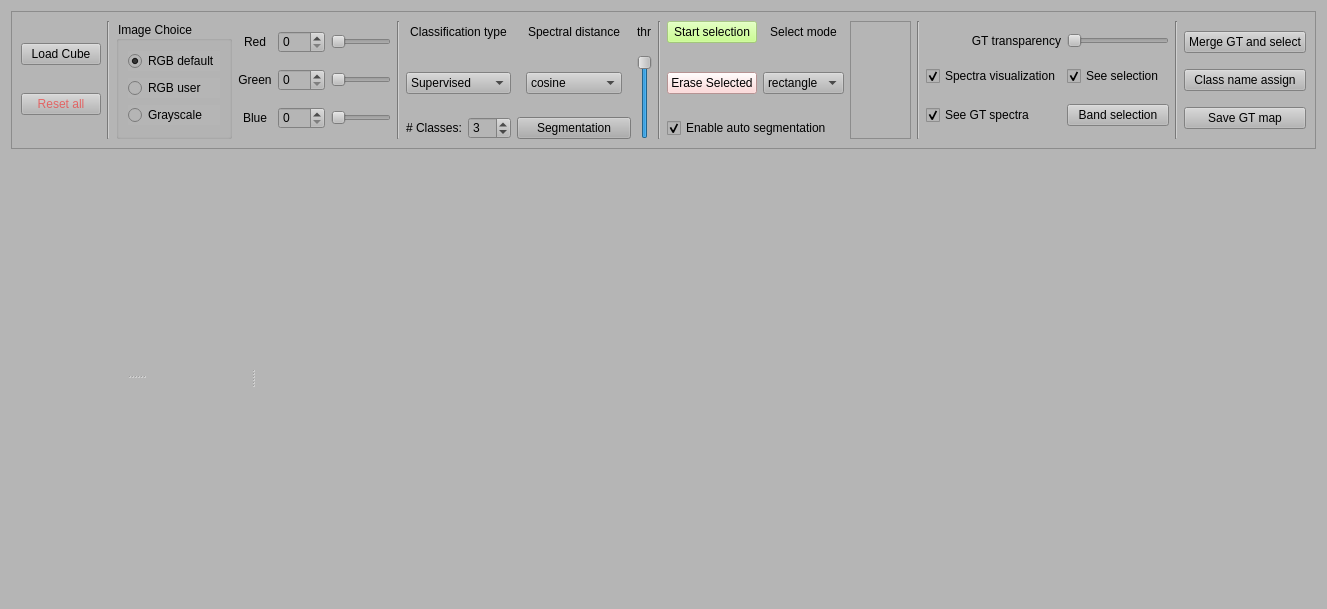
First picture: the form in ground_truth/ground_truth_window.ui, repository Llanik/Hypertool, before the edit.
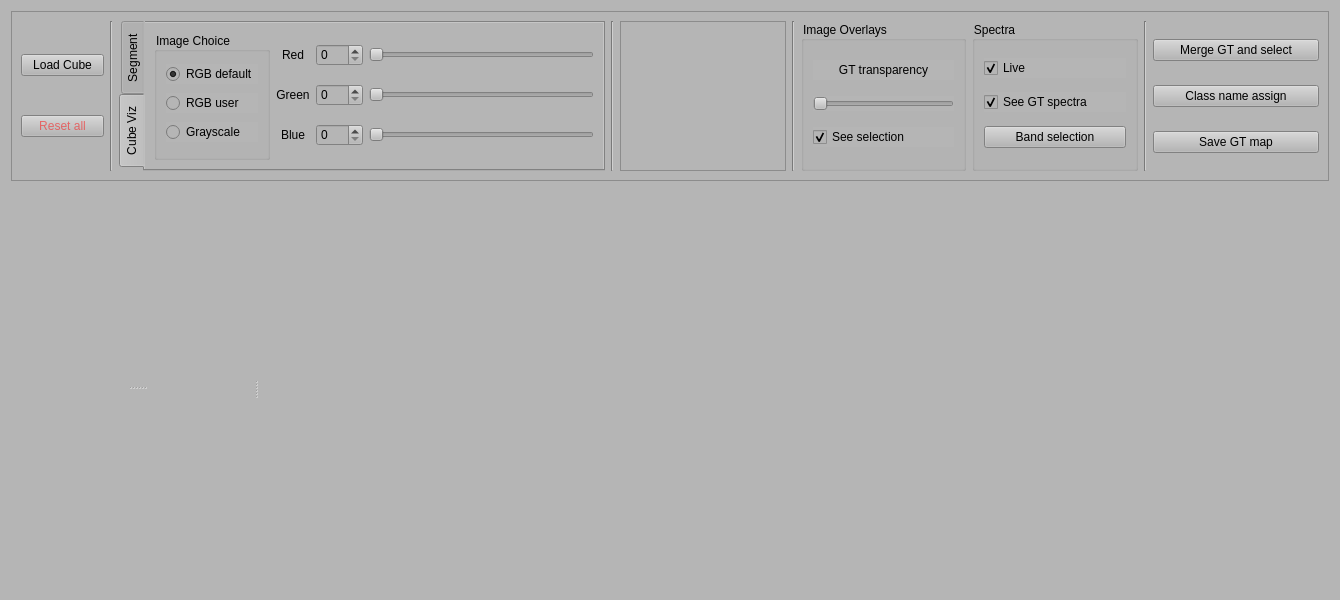
Second picture: the form after the edit. The open tabs and pages were chosen to show the change.

Commit message: Ground Truth Features fixed. - cursor cross interference fixed, - updating spectra fixed - max R fixed - groups of widgets in tabs to have more space - add check box for live toggle - all made again because of a fucking error of merging :-/

```diff
--- a/ground_truth/ground_truth_window.ui
+++ b/ground_truth/ground_truth_window.ui
@@ -6,8 +6,8 @@
    <rect>
     <x>0</x>
     <y>0</y>
-    <width>1327</width>
-    <height>609</height>
+    <width>1340</width>
+    <height>600</height>
    </rect>
   </property>
   <property name="sizePolicy">
@@ -31,7 +31,7 @@
      <property name="frameShadow">
       <enum>QFrame::Raised</enum>
      </property>
-     <layout class="QHBoxLayout" name="horizontalLayout_2" stretch="0,1,1,2,1,0,1,1,4,1,2">
+     <layout class="QHBoxLayout" name="horizontalLayout_2" stretch="1,1,4,1,2,1,2,2,1,2">
       <item>
        <layout class="QVBoxLayout" name="verticalLayout_7">
         <item>
@@ -61,163 +61,18 @@
        </widget>
       </item>
       <item>
-       <widget class="QGroupBox" name="groupBox_image_type">
-        <property name="title">
-         <string>Image Choice</string>
+       <widget class="QTabWidget" name="tabWidget">
+        <property name="tabPosition">
+         <enum>QTabWidget::West</enum>
         </property>
-        <layout class="QVBoxLayout" name="verticalLayout_5">
-         <item>
-          <widget class="QRadioButton" name="radioButton_rgb_default">
-           <property name="text">
-            <string>RGB default</string>
-           </property>
-           <property name="checked">
-            <bool>true</bool>
-           </property>
-          </widget>
-         </item>
-         <item>
-          <widget class="QRadioButton" name="radioButton_rgb_user">
-           <property name="enabled">
-            <bool>true</bool>
-           </property>
-           <property name="text">
-            <string>RGB user</string>
-           </property>
-           <property name="checked">
-            <bool>false</bool>
-           </property>
-          </widget>
-         </item>
-         <item>
-          <widget class="QRadioButton" name="radioButton_grayscale">
-           <property name="text">
-            <string>Grayscale</string>
-           </property>
-          </widget>
-         </item>
-        </layout>
-       </widget>
-      </item>
-      <item>
-       <layout class="QGridLayout" name="gridLayout_RGBchannels_3">
-        <item row="1" column="1">
-         <widget class="QSpinBox" name="spinBox_green_channel">
-          <property name="maximum">
-           <number>149</number>
-          </property>
-          <property name="value">
+        <property name="currentIndex">
            <number>0</number>
           </property>
-         </widget>
-        </item>
-        <item row="2" column="1">
-         <widget class="QSpinBox" name="spinBox_blue_channel">
-          <property name="maximum">
-           <number>149</number>
-          </property>
-          <property name="value">
-           <number>0</number>
-          </property>
-         </widget>
-        </item>
-        <item row="0" column="1">
-         <widget class="QSpinBox" name="spinBox_red_channel">
-          <property name="maximum">
-           <number>149</number>
-          </property>
-          <property name="singleStep">
-           <number>1</number>
-          </property>
-          <property name="value">
-           <number>0</number>
-          </property>
-         </widget>
-        </item>
-        <item row="2" column="2">
-         <widget class="QSlider" name="horizontalSlider_blue_channel">
-          <property name="maximum">
-           <number>149</number>
-          </property>
-          <property name="value">
-           <number>0</number>
-          </property>
-          <property name="orientation">
-           <enum>Qt::Horizontal</enum>
-          </property>
-         </widget>
-        </item>
-        <item row="1" column="0">
-         <widget class="QLabel" name="label_green_channel">
-          <property name="text">
-           <string>Green</string>
-          </property>
-          <property name="alignment">
-           <set>Qt::AlignCenter</set>
-          </property>
-         </widget>
-        </item>
-        <item row="2" column="0">
-         <widget class="QLabel" name="label_blue_channel">
-          <property name="text">
-           <string>Blue</string>
-          </property>
-          <property name="alignment">
-           <set>Qt::AlignCenter</set>
-          </property>
-         </widget>
-        </item>
-        <item row="0" column="0">
-         <widget class="QLabel" name="label_red_channel">
-          <property name="text">
-           <string>Red</string>
-          </property>
-          <property name="alignment">
-           <set>Qt::AlignCenter</set>
-          </property>
-         </widget>
-        </item>
-        <item row="1" column="2">
-         <widget class="QSlider" name="horizontalSlider_green_channel">
-          <property name="maximum">
-           <number>149</number>
-          </property>
-          <property name="value">
-           <number>0</number>
-          </property>
-          <property name="orientation">
-           <enum>Qt::Horizontal</enum>
-          </property>
-         </widget>
-        </item>
-        <item row="0" column="2">
-         <widget class="QSlider" name="horizontalSlider_red_channel">
-          <property name="minimumSize">
-           <size>
-            <width>60</width>
-            <height>0</height>
-           </size>
-          </property>
-          <property name="maximum">
-           <number>149</number>
-          </property>
-          <property name="value">
-           <number>0</number>
-          </property>
-          <property name="orientation">
-           <enum>Qt::Horizontal</enum>
-          </property>
-         </widget>
-        </item>
-       </layout>
-      </item>
-      <item>
-       <widget class="Line" name="line">
-        <property name="orientation">
-         <enum>Qt::Vertical</enum>
-        </property>
-       </widget>
-      </item>
+        <widget class="QWidget" name="tab">
+         <attribute name="title">
+          <string>Segment</string>
+         </attribute>
+         <layout class="QHBoxLayout" name="horizontalLayout_5">
       <item>
        <layout class="QGridLayout" name="gridLayout">
         <item row="3" column="7" colspan="2">
@@ -454,6 +309,175 @@
         </item>
        </layout>
       </item>
+         </layout>
+        </widget>
+        <widget class="QWidget" name="tab_2">
+         <attribute name="title">
+          <string>Cube Viz</string>
+         </attribute>
+         <layout class="QHBoxLayout" name="horizontalLayout_6">
+          <item>
+           <widget class="QGroupBox" name="groupBox_image_type">
+            <property name="title">
+             <string>Image Choice</string>
+            </property>
+            <layout class="QVBoxLayout" name="verticalLayout_5">
+             <item>
+              <widget class="QRadioButton" name="radioButton_rgb_default">
+               <property name="text">
+                <string>RGB default</string>
+               </property>
+               <property name="checked">
+                <bool>true</bool>
+               </property>
+              </widget>
+             </item>
+             <item>
+              <widget class="QRadioButton" name="radioButton_rgb_user">
+               <property name="enabled">
+                <bool>true</bool>
+               </property>
+               <property name="text">
+                <string>RGB user</string>
+               </property>
+               <property name="checked">
+                <bool>false</bool>
+               </property>
+              </widget>
+             </item>
+             <item>
+              <widget class="QRadioButton" name="radioButton_grayscale">
+               <property name="text">
+                <string>Grayscale</string>
+               </property>
+              </widget>
+             </item>
+            </layout>
+           </widget>
+          </item>
+          <item>
+           <layout class="QGridLayout" name="gridLayout_RGBchannels_3">
+            <item row="1" column="1">
+             <widget class="QSpinBox" name="spinBox_green_channel">
+              <property name="maximum">
+               <number>149</number>
+              </property>
+              <property name="value">
+               <number>0</number>
+              </property>
+             </widget>
+            </item>
+            <item row="2" column="1">
+             <widget class="QSpinBox" name="spinBox_blue_channel">
+              <property name="maximum">
+               <number>149</number>
+              </property>
+              <property name="value">
+               <number>0</number>
+              </property>
+             </widget>
+            </item>
+            <item row="0" column="1">
+             <widget class="QSpinBox" name="spinBox_red_channel">
+              <property name="maximum">
+               <number>149</number>
+              </property>
+              <property name="singleStep">
+               <number>1</number>
+              </property>
+              <property name="value">
+               <number>0</number>
+              </property>
+             </widget>
+            </item>
+            <item row="2" column="2">
+             <widget class="QSlider" name="horizontalSlider_blue_channel">
+              <property name="maximum">
+               <number>149</number>
+              </property>
+              <property name="value">
+               <number>0</number>
+              </property>
+              <property name="orientation">
+               <enum>Qt::Horizontal</enum>
+              </property>
+             </widget>
+            </item>
+            <item row="1" column="0">
+             <widget class="QLabel" name="label_green_channel">
+              <property name="text">
+               <string>Green</string>
+              </property>
+              <property name="alignment">
+               <set>Qt::AlignCenter</set>
+              </property>
+             </widget>
+            </item>
+            <item row="2" column="0">
+             <widget class="QLabel" name="label_blue_channel">
+              <property name="text">
+               <string>Blue</string>
+              </property>
+              <property name="alignment">
+               <set>Qt::AlignCenter</set>
+              </property>
+             </widget>
+            </item>
+            <item row="0" column="0">
+             <widget class="QLabel" name="label_red_channel">
+              <property name="text">
+               <string>Red</string>
+              </property>
+              <property name="alignment">
+               <set>Qt::AlignCenter</set>
+              </property>
+             </widget>
+            </item>
+            <item row="1" column="2">
+             <widget class="QSlider" name="horizontalSlider_green_channel">
+              <property name="maximum">
+               <number>149</number>
+              </property>
+              <property name="value">
+               <number>0</number>
+              </property>
+              <property name="orientation">
+               <enum>Qt::Horizontal</enum>
+              </property>
+             </widget>
+            </item>
+            <item row="0" column="2">
+             <widget class="QSlider" name="horizontalSlider_red_channel">
+              <property name="minimumSize">
+               <size>
+                <width>60</width>
+                <height>0</height>
+               </size>
+              </property>
+              <property name="maximum">
+               <number>149</number>
+              </property>
+              <property name="value">
+               <number>0</number>
+              </property>
+              <property name="orientation">
+               <enum>Qt::Horizontal</enum>
+              </property>
+             </widget>
+            </item>
+           </layout>
+          </item>
+         </layout>
+        </widget>
+       </widget>
+      </item>
+      <item>
+       <widget class="Line" name="line">
+        <property name="orientation">
+         <enum>Qt::Vertical</enum>
+        </property>
+       </widget>
+      </item>
       <item>
        <widget class="QFrame" name="frame_legend">
         <property name="frameShape">
@@ -473,60 +497,50 @@
        </widget>
       </item>
       <item>
-       <layout class="QGridLayout" name="gridLayout_4">
-        <item row="1" column="3">
-         <widget class="QSlider" name="horizontalSlider_transparency_GT">
-          <property name="minimumSize">
-           <size>
-            <width>60</width>
-            <height>0</height>
-           </size>
-          </property>
-          <property name="maximum">
-           <number>100</number>
-          </property>
-          <property name="value">
-           <number>0</number>
-          </property>
-          <property name="sliderPosition">
-           <number>0</number>
-          </property>
-          <property name="orientation">
-           <enum>Qt::Horizontal</enum>
-          </property>
-         </widget>
-        </item>
-        <item row="1" column="2">
+       <widget class="QGroupBox" name="groupBox">
+        <property name="title">
+         <string>Image Overlays</string>
+        </property>
+        <layout class="QVBoxLayout" name="verticalLayout_8">
+         <item>
          <widget class="QLabel" name="label_GT_3">
+           <property name="maximumSize">
+            <size>
+             <width>16777215</width>
+             <height>20</height>
+            </size>
+           </property>
           <property name="text">
            <string>GT transparency</string>
           </property>
           <property name="alignment">
-           <set>Qt::AlignRight|Qt::AlignTrailing|Qt::AlignVCenter</set>
+            <set>Qt::AlignCenter</set>
           </property>
          </widget>
         </item>
-        <item row="2" column="2">
-         <widget class="QCheckBox" name="live_cb">
-          <property name="text">
-           <string>Spectra visualization</string>
-          </property>
-          <property name="checked">
-           <bool>true</bool>
-          </property>
-         </widget>
-        </item>
-        <item row="3" column="2">
-         <widget class="QCheckBox" name="checkBox_seeGTspectra">
-          <property name="text">
-           <string>See GT spectra</string>
-          </property>
-          <property name="checked">
-           <bool>true</bool>
-          </property>
-         </widget>
-        </item>
-        <item row="2" column="3">
+         <item>
+          <widget class="QSlider" name="horizontalSlider_transparency_GT">
+           <property name="minimumSize">
+            <size>
+             <width>60</width>
+             <height>0</height>
+            </size>
+           </property>
+           <property name="maximum">
+            <number>100</number>
+           </property>
+           <property name="value">
+            <number>0</number>
+           </property>
+           <property name="sliderPosition">
+            <number>0</number>
+           </property>
+           <property name="orientation">
+            <enum>Qt::Horizontal</enum>
+           </property>
+          </widget>
+         </item>
+         <item>
          <widget class="QCheckBox" name="checkBox_see_selection_overlay">
           <property name="text">
            <string>See selection</string>
@@ -536,7 +550,36 @@
           </property>
          </widget>
         </item>
-        <item row="3" column="3">
+        </layout>
+       </widget>
+      </item>
+      <item>
+       <widget class="QGroupBox" name="groupBox_2">
+        <property name="title">
+         <string>Spectra</string>
+        </property>
+        <layout class="QVBoxLayout" name="verticalLayout_9">
+         <item>
+          <widget class="QCheckBox" name="checkBox_live_spectra">
+           <property name="text">
+            <string>Live</string>
+           </property>
+           <property name="checked">
+            <bool>true</bool>
+           </property>
+          </widget>
+         </item>
+         <item>
+          <widget class="QCheckBox" name="checkBox_seeGTspectra">
+           <property name="text">
+            <string>See GT spectra</string>
+           </property>
+           <property name="checked">
+            <bool>true</bool>
+           </property>
+          </widget>
+         </item>
+         <item>
          <widget class="QPushButton" name="pushButton_band_selection">
           <property name="text">
            <string>Band selection</string>
@@ -547,6 +590,7 @@
          </widget>
         </item>
        </layout>
+       </widget>
       </item>
       <item>
        <widget class="Line" name="line_5">
```
Left out of the diff: 2 changed lines with no effect on the pictures. Lines whose indentation alone changed are shown as unchanged. The commit also changes 4 other files.
